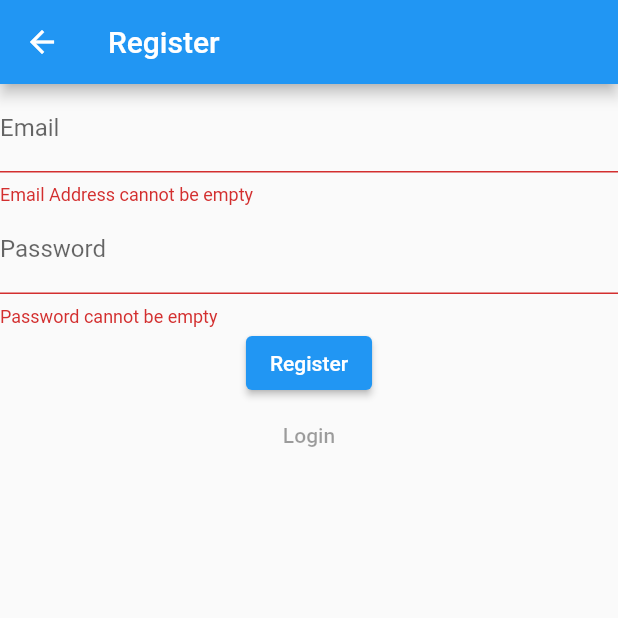
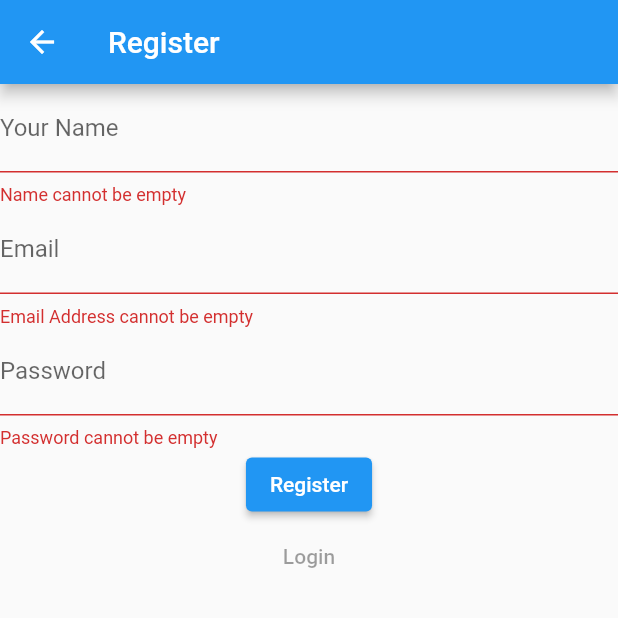
Before and after one commit to fahadimran7/sneek, a Flutter app: the RegisterScreen screen opened directly, after a tap on "Register", on a phone screen of 412 x 824 dp, the top half of it. Run offline on Flutter 3.47's test engine with Material 2 defaults, Android fonts, the phone set to English and light mode, and no system bars; our stand-ins replace cloud_firestore, firebase_auth, firebase_core; accounts and stored records are empty.

Commit message:
feat: integrate firestore and user info

```diff
--- a/lib/app/helpers/validators.dart
+++ b/lib/app/helpers/validators.dart
@@ -1,4 +1,12 @@
 class Validators {
+  static validateName(name) {
+    if (name == null || name.isEmpty) {
+      return 'Name cannot be empty';
+    }
+
+    return null;
+  }
+
   static validateEmail(email) {
     if (email == null || email.isEmpty) {
       return 'Email Address cannot be empty';
--- a/lib/app/services/authentication_service.dart
+++ b/lib/app/services/authentication_service.dart
@@ -27,7 +27,7 @@ class AuthenticationService {
     }
   }
 
-  dynamic registerWithEmailAndPassword(
+  dynamic registerNewUser(
       {required String email, required String password}) async {
     try {
       final user = await _auth.createUserWithEmailAndPassword(
@@ -35,11 +35,9 @@ class AuthenticationService {
         password: password,
       );
 
-      return user.user != null;
-    } on FirebaseAuthException catch (e) {
-      return e.message;
+      return user.user;
     } catch (e) {
-      return e.toString();
+      return null;
     }
   }
 
--- /dev/null
+++ b/lib/app/services/user_service.dart
@@ -0,0 +1,29 @@
+import 'dart:developer';
+
+import 'package:cloud_firestore/cloud_firestore.dart';
+
+class UserService {
+  final _db = FirebaseFirestore.instance;
+
+  static const userPath = 'users/';
+
+  dynamic createNewUser(
+      {required String email,
+      required String name,
+      required String uid}) async {
+    try {
+      final userData = {'name': name, 'email': email};
+
+      await _db.collection(userPath).doc(uid).set(userData);
+
+      return true;
+    } catch (e) {
+      log(e.toString());
+      return null;
+    }
+  }
+
+  Future<DocumentSnapshot<Object?>> findUserById({required String uid}) async {
+    return await _db.collection(userPath).doc(uid).get();
+  }
+}
--- a/lib/app/views/register_screen.dart
+++ b/lib/app/views/register_screen.dart
@@ -1,4 +1,5 @@
 import 'package:flutter/material.dart';
+import 'package:flutter_mvvm_project/app/services/user_service.dart';
 import 'package:provider/provider.dart';
 import '../helpers/validators.dart';
 import '../services/authentication_service.dart';
@@ -12,6 +13,7 @@ class RegisterScreen extends StatefulWidget {
 }
 
 class _RegisterScreenState extends State<RegisterScreen> {
+  TextEditingController nameController = TextEditingController();
   TextEditingController emailController = TextEditingController();
   TextEditingController passwordController = TextEditingController();
   String error = '';
@@ -20,6 +22,7 @@ class _RegisterScreenState extends State<RegisterScreen> {
 
   @override
   void dispose() {
+    nameController.dispose();
     emailController.dispose();
     passwordController.dispose();
     super.dispose();
@@ -28,6 +31,7 @@ class _RegisterScreenState extends State<RegisterScreen> {
   @override
   Widget build(BuildContext context) {
     final authService = context.watch<AuthenticationService>();
+    final userService = context.watch<UserService>();
 
     return Scaffold(
       appBar: AppBar(
@@ -39,6 +43,15 @@ class _RegisterScreenState extends State<RegisterScreen> {
               key: _formKey,
               child: Column(
                 children: [
+                  TextFormField(
+                    controller: nameController,
+                    decoration: const InputDecoration(
+                      label: Text(
+                        'Your Name',
+                      ),
+                    ),
+                    validator: ((value) => Validators.validateName(value)),
+                  ),
                   TextFormField(
                     controller: emailController,
                     decoration: const InputDecoration(
@@ -65,17 +78,31 @@ class _RegisterScreenState extends State<RegisterScreen> {
                           loading = true;
                         });
 
-                        final res =
-                            await authService.registerWithEmailAndPassword(
+                        final user = await authService.registerNewUser(
                           email: emailController.text,
                           password: passwordController.text,
                         );
 
-                        if (res is! bool) {
+                        if (user == null) {
                           setState(() {
                             loading = false;
-                            error = res;
+                            error =
+                                'Unable to register with given credentails!';
                           });
+                        } else {
+                          // Add user to firestore
+                          final savedUser = await userService.createNewUser(
+                            email: emailController.text,
+                            name: nameController.text,
+                            uid: user.uid,
+                          );
+
+                          if (savedUser == null) {
+                            setState(() {
+                              loading = false;
+                              error = 'User profile not created!';
+                            });
+                          }
                         }
                       }
                     },
--- a/pubspec.yaml
+++ b/pubspec.yaml
@@ -37,6 +37,7 @@ dependencies:
   firebase_core: ^1.21.1
   firebase_auth: ^3.7.0
   provider: ^6.0.3
+  cloud_firestore: ^3.4.6
 
 dev_dependencies:
   flutter_test:
```
Also changed, not shown: lib/app/views/home_screen.dart (+35 -9 lines), lib/main.dart (+10 -2 lines), pubspec.lock, 2 other files.
